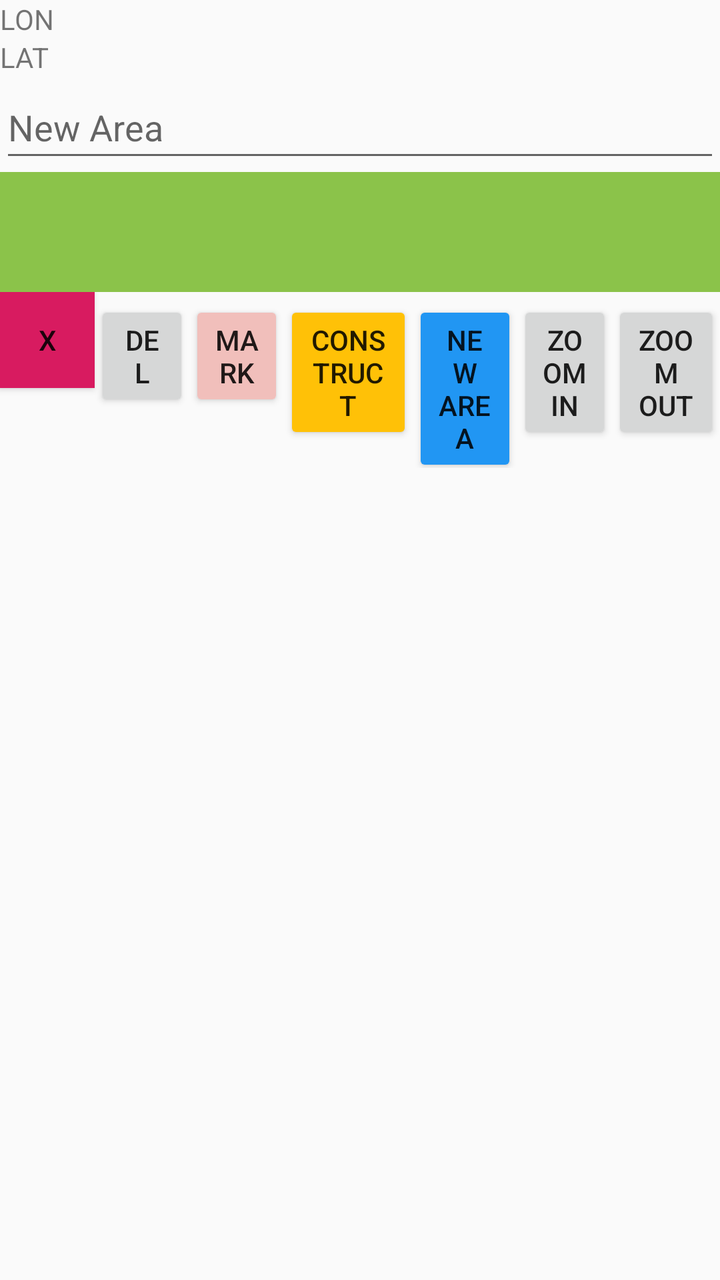
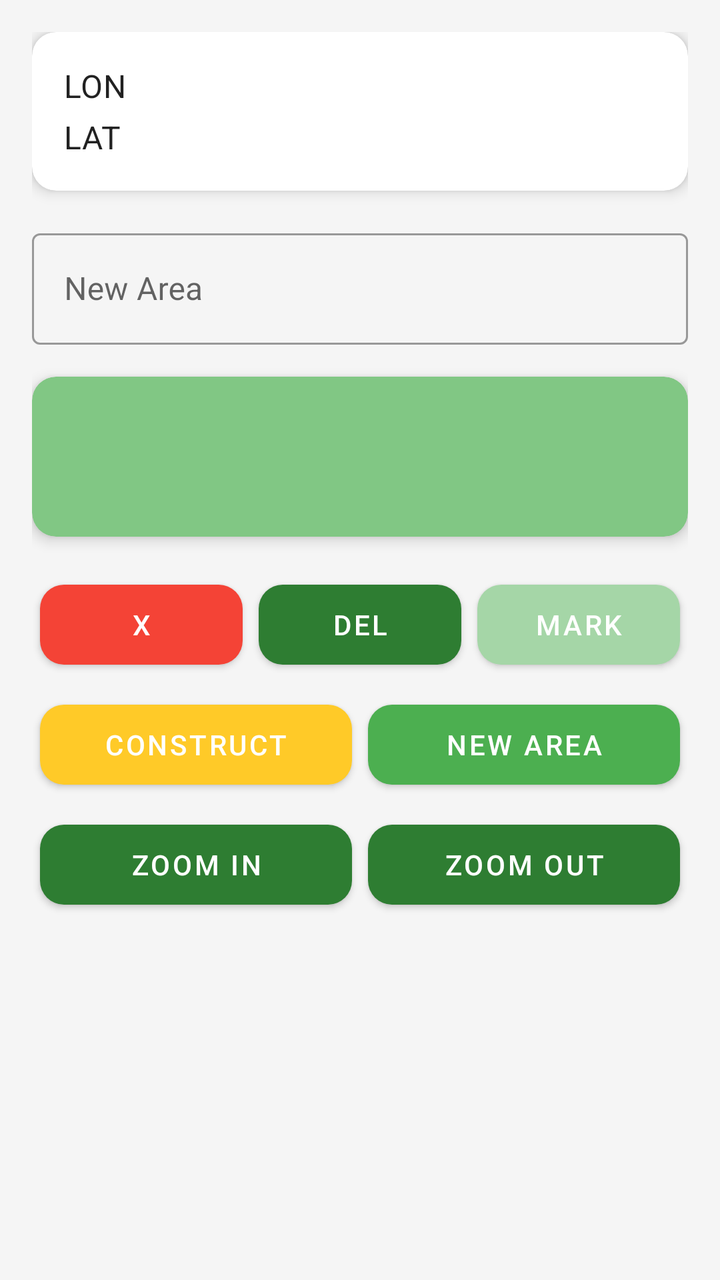

An Android layout rendered at two revisions. The XML below is the earlier revision; the diff shows what the commit changed to produce the second picture.
<!-- AndroidManifest.xml: application theme AppTheme -->
<!-- res/layout/bidr.xml -->
<?xml version="1.0" encoding="utf-8"?>
<LinearLayout xmlns:android="http://schemas.android.com/apk/res/android"
    xmlns:tools="http://schemas.android.com/tools"
    android:layout_width="match_parent"
    android:layout_height="match_parent"
    android:orientation="vertical">

  <TextView
      android:id="@+id/longitude"
      android:layout_width="match_parent"
      android:layout_height="wrap_content"
      android:text="@string/lon" />

  <TextView
      android:id="@+id/latitude"
      android:layout_width="match_parent"
      android:layout_height="wrap_content"
      android:text="@string/lat" />

  <EditText
      android:id="@+id/ed_area_name"
      android:layout_width="match_parent"
      android:layout_height="wrap_content"
      android:ems="10"
      android:hint="@string/new_area"
      android:importantForAutofill="no"
      android:inputType="textPersonName"
      android:minHeight="48dp"
      tools:ignore="LabelFor" />

  <TextView
      android:id="@+id/msg_window"
      android:layout_width="match_parent"
      android:layout_height="60dp"
      android:background="@color/colorMessages"
      android:textAlignment="center"
      android:textSize="36sp" />

  <LinearLayout
      android:layout_width="match_parent"
      android:layout_height="wrap_content"
      android:orientation="horizontal">

    <Button
        android:id="@+id/b_cancel"
        android:layout_width="wrap_content"
        android:layout_height="wrap_content"
        android:layout_weight="1"
        android:background="@color/colorAccent"
        android:text="X" />

    <Button
        android:id="@+id/b_delete"
        android:layout_width="wrap_content"
        android:layout_height="wrap_content"
        android:layout_weight="1"
        android:text="Del" />

    <Button
        android:id="@+id/b_mark"
        android:layout_width="wrap_content"
        android:layout_height="wrap_content"
        android:layout_weight="1"
        android:backgroundTint="@color/colorBtn3"
        android:text="@string/mark"
        tools:ignore="ButtonStyle" />

    <Button
        android:id="@+id/b_construct"
        android:layout_width="wrap_content"
        android:layout_height="wrap_content"
        android:layout_weight="1"
        android:backgroundTint="@color/colorBtn1"
        android:text="@string/construct"
        tools:ignore="ButtonStyle" />

    <Button
        android:id="@+id/b_new"
        android:layout_width="wrap_content"
        android:layout_height="wrap_content"
        android:layout_weight="1"
        android:backgroundTint="@color/colorBtn2"
        android:text="@string/new_area"
        tools:ignore="ButtonStyle" />

    <Button
        android:id="@+id/zoom_in"
        android:layout_width="wrap_content"
        android:layout_height="wrap_content"
        android:layout_weight="1"
        android:text="@string/str_zoom_in"
        android:visibility="visible" />

    <Button
        android:id="@+id/zoom_out"
        android:layout_width="wrap_content"
        android:layout_height="wrap_content"
        android:layout_weight="1"
        android:text="@string/str_zoom_out"
        android:visibility="visible" />

  </LinearLayout>

  <LinearLayout
      android:id="@+id/test_buttons"
      android:layout_width="match_parent"
      android:layout_height="wrap_content"
      android:orientation="horizontal"
      android:visibility="gone">

    <Button
        android:id="@+id/test_left"
        android:layout_width="wrap_content"
        android:layout_height="wrap_content"
        android:layout_weight="1"
        android:text="Left" />

    <Button
        android:id="@+id/test_up"
        android:layout_width="wrap_content"
        android:layout_height="wrap_content"
        android:layout_weight="1"
        android:text="Up" />

    <Button
        android:id="@+id/test_down"
        android:layout_width="wrap_content"
        android:layout_height="wrap_content"
        android:layout_weight="1"
        android:text="Down" />

    <Button
        android:id="@+id/test_right"
        android:layout_width="wrap_content"
        android:layout_height="wrap_content"
        android:layout_weight="1"
        android:text="Right" />
  </LinearLayout>

  <LinearLayout
      android:id="@+id/precise_navigation"
      android:layout_width="match_parent"
      android:layout_height="match_parent"
      android:orientation="horizontal"
      android:visibility="gone">

    <Button
        android:id="@+id/b_precise"
        android:layout_width="wrap_content"
        android:layout_height="wrap_content"
        android:layout_weight="1"
        android:text="@string/start" />
  </LinearLayout>

</LinearLayout>
<!-- resources referenced by this layout -->
<resources>
  <color name="colorAccent">#D81B60</color>
  <color name="colorBtn1">#FFC107</color>
  <color name="colorBtn2">#2196F3</color>
  <color name="colorBtn3">#F1BFBB</color>
  <color name="colorMessages">#8BC34A</color>
  <string name="construct">CONSTRUCT</string>
  <string name="lat">LAT</string>
  <string name="lon">LON</string>
  <string name="mark">MARK</string>
  <string name="new_area">New Area</string>
  <string name="start">start</string>
  <string name="str_zoom_in">zoom in</string>
  <string name="str_zoom_out">zoom out</string>
  <style name="AppTheme" parent="Theme.AppCompat.Light.DarkActionBar">
      
      <item name="colorPrimary">@color/colorPrimary</item>
      <item name="colorPrimaryDark">@color/colorPrimaryDark</item>
      <item name="colorAccent">@color/colorAccent</item>
    </style>
  <color name="colorPrimary">#008577</color>
  <color name="colorPrimaryDark">#00574B</color>
</resources>

<!-- the commit's change to res/layout/bidr.xml (unified diff, before → after) -->
@@ -1,155 +1,241 @@
 <?xml version="1.0" encoding="utf-8"?>
-<LinearLayout xmlns:android="http://schemas.android.com/apk/res/android"
+<androidx.constraintlayout.widget.ConstraintLayout xmlns:android="http://schemas.android.com/apk/res/android"
+    xmlns:app="http://schemas.android.com/apk/res-auto"
     xmlns:tools="http://schemas.android.com/tools"
     android:layout_width="match_parent"
     android:layout_height="match_parent"
-    android:orientation="vertical">
-
-  <TextView
-      android:id="@+id/longitude"
-      android:layout_width="match_parent"
-      android:layout_height="wrap_content"
-      android:text="@string/lon" />
-
-  <TextView
-      android:id="@+id/latitude"
-      android:layout_width="match_parent"
-      android:layout_height="wrap_content"
-      android:text="@string/lat" />
-
-  <EditText
-      android:id="@+id/ed_area_name"
-      android:layout_width="match_parent"
-      android:layout_height="wrap_content"
-      android:ems="10"
-      android:hint="@string/new_area"
-      android:importantForAutofill="no"
-      android:inputType="textPersonName"
-      android:minHeight="48dp"
-      tools:ignore="LabelFor" />
-
-  <TextView
-      android:id="@+id/msg_window"
-      android:layout_width="match_parent"
-      android:layout_height="60dp"
-      android:background="@color/colorMessages"
-      android:textAlignment="center"
-      android:textSize="36sp" />
-
-  <LinearLayout
-      android:layout_width="match_parent"
-      android:layout_height="wrap_content"
-      android:orientation="horizontal">
-
-    <Button
-        android:id="@+id/b_cancel"
-        android:layout_width="wrap_content"
-        android:layout_height="wrap_content"
-        android:layout_weight="1"
-        android:background="@color/colorAccent"
-        android:text="X" />
-
-    <Button
-        android:id="@+id/b_delete"
-        android:layout_width="wrap_content"
-        android:layout_height="wrap_content"
-        android:layout_weight="1"
-        android:text="Del" />
-
-    <Button
-        android:id="@+id/b_mark"
-        android:layout_width="wrap_content"
-        android:layout_height="wrap_content"
-        android:layout_weight="1"
-        android:backgroundTint="@color/colorBtn3"
-        android:text="@string/mark"
-        tools:ignore="ButtonStyle" />
-
-    <Button
-        android:id="@+id/b_construct"
-        android:layout_width="wrap_content"
-        android:layout_height="wrap_content"
-        android:layout_weight="1"
-        android:backgroundTint="@color/colorBtn1"
-        android:text="@string/construct"
-        tools:ignore="ButtonStyle" />
-
-    <Button
-        android:id="@+id/b_new"
-        android:layout_width="wrap_content"
-        android:layout_height="wrap_content"
-        android:layout_weight="1"
-        android:backgroundTint="@color/colorBtn2"
-        android:text="@string/new_area"
-        tools:ignore="ButtonStyle" />
-
-    <Button
-        android:id="@+id/zoom_in"
-        android:layout_width="wrap_content"
-        android:layout_height="wrap_content"
-        android:layout_weight="1"
-        android:text="@string/str_zoom_in"
-        android:visibility="visible" />
-
-    <Button
-        android:id="@+id/zoom_out"
-        android:layout_width="wrap_content"
-        android:layout_height="wrap_content"
-        android:layout_weight="1"
-        android:text="@string/str_zoom_out"
-        android:visibility="visible" />
-
-  </LinearLayout>
-
-  <LinearLayout
-      android:id="@+id/test_buttons"
-      android:layout_width="match_parent"
-      android:layout_height="wrap_content"
-      android:orientation="horizontal"
-      android:visibility="gone">
-
-    <Button
-        android:id="@+id/test_left"
-        android:layout_width="wrap_content"
-        android:layout_height="wrap_content"
-        android:layout_weight="1"
-        android:text="Left" />
-
-    <Button
-        android:id="@+id/test_up"
-        android:layout_width="wrap_content"
-        android:layout_height="wrap_content"
-        android:layout_weight="1"
-        android:text="Up" />
-
-    <Button
-        android:id="@+id/test_down"
-        android:layout_width="wrap_content"
-        android:layout_height="wrap_content"
-        android:layout_weight="1"
-        android:text="Down" />
-
-    <Button
-        android:id="@+id/test_right"
-        android:layout_width="wrap_content"
-        android:layout_height="wrap_content"
-        android:layout_weight="1"
-        android:text="Right" />
-  </LinearLayout>
-
-  <LinearLayout
-      android:id="@+id/precise_navigation"
-      android:layout_width="match_parent"
-      android:layout_height="match_parent"
-      android:orientation="horizontal"
-      android:visibility="gone">
-
-    <Button
-        android:id="@+id/b_precise"
-        android:layout_width="wrap_content"
-        android:layout_height="wrap_content"
-        android:layout_weight="1"
-        android:text="@string/start" />
-  </LinearLayout>
-
-</LinearLayout>
+    android:background="@color/backgroundColor"
+    android:padding="16dp">
+
+    <com.google.android.material.card.MaterialCardView
+        android:id="@+id/status_card"
+        android:layout_width="0dp"
+        android:layout_height="wrap_content"
+        app:cardCornerRadius="12dp"
+        app:cardElevation="4dp"
+        app:layout_constraintEnd_toEndOf="parent"
+        app:layout_constraintStart_toStartOf="parent"
+        app:layout_constraintTop_toTopOf="parent">
+
+        <LinearLayout
+            android:layout_width="match_parent"
+            android:layout_height="wrap_content"
+            android:orientation="vertical"
+            android:padding="16dp">
+
+            <TextView
+                android:id="@+id/longitude"
+                android:layout_width="match_parent"
+                android:layout_height="wrap_content"
+                android:text="@string/lon"
+                android:textAppearance="?attr/textAppearanceSubtitle1" />
+
+            <TextView
+                android:id="@+id/latitude"
+                android:layout_width="match_parent"
+                android:layout_height="wrap_content"
+                android:layout_marginTop="4dp"
+                android:text="@string/lat"
+                android:textAppearance="?attr/textAppearanceSubtitle1" />
+        </LinearLayout>
+    </com.google.android.material.card.MaterialCardView>
+
+    <com.google.android.material.textfield.TextInputLayout
+        android:id="@+id/area_name_layout"
+        style="@style/Widget.MaterialComponents.TextInputLayout.OutlinedBox"
+        android:layout_width="0dp"
+        android:layout_height="wrap_content"
+        android:layout_marginTop="16dp"
+        android:hint="@string/new_area"
+        app:layout_constraintEnd_toEndOf="parent"
+        app:layout_constraintStart_toStartOf="parent"
+        app:layout_constraintTop_toBottomOf="@id/status_card">
+
+        <com.google.android.material.textfield.TextInputEditText
+            android:id="@+id/ed_area_name"
+            android:layout_width="match_parent"
+            android:layout_height="wrap_content"
+            android:inputType="textPersonName" />
+    </com.google.android.material.textfield.TextInputLayout>
+
+    <com.google.android.material.card.MaterialCardView
+        android:id="@+id/msg_window_card"
+        android:layout_width="0dp"
+        android:layout_height="wrap_content"
+        android:layout_marginTop="16dp"
+        app:cardBackgroundColor="@color/colorMessages"
+        app:cardCornerRadius="12dp"
+        app:cardElevation="4dp"
+        app:layout_constraintEnd_toEndOf="parent"
+        app:layout_constraintStart_toStartOf="parent"
+        app:layout_constraintTop_toBottomOf="@id/area_name_layout">
+
+        <TextView
+            android:id="@+id/msg_window"
+            android:layout_width="match_parent"
+            android:layout_height="wrap_content"
+            android:minHeight="80dp"
+            android:gravity="center"
+            android:padding="16dp"
+            android:textColor="@android:color/white"
+            android:textSize="22sp"
+            android:textStyle="bold" />
+    </com.google.android.material.card.MaterialCardView>
+
+    <LinearLayout
+        android:id="@+id/button_grid"
+        android:layout_width="0dp"
+        android:layout_height="wrap_content"
+        android:layout_marginTop="16dp"
+        android:orientation="vertical"
+        app:layout_constraintEnd_toEndOf="parent"
+        app:layout_constraintStart_toStartOf="parent"
+        app:layout_constraintTop_toBottomOf="@id/msg_window_card">
+
+        <LinearLayout
+            android:layout_width="match_parent"
+            android:layout_height="wrap_content"
+            android:orientation="horizontal">
+
+            <com.google.android.material.button.MaterialButton
+                android:id="@+id/b_cancel"
+                style="@style/RoundedButton"
+                android:layout_width="0dp"
+                android:layout_height="wrap_content"
+                android:layout_weight="1"
+                android:layout_margin="4dp"
+                android:text="X"
+                app:backgroundTint="@color/colorRead" />
+
+            <com.google.android.material.button.MaterialButton
+                android:id="@+id/b_delete"
+                style="@style/RoundedButton"
+                android:layout_width="0dp"
+                android:layout_height="wrap_content"
+                android:layout_weight="1"
+                android:layout_margin="4dp"
+                android:text="Del" />
+
+            <com.google.android.material.button.MaterialButton
+                android:id="@+id/b_mark"
+                style="@style/RoundedButton"
+                android:layout_width="0dp"
+                android:layout_height="wrap_content"
+                android:layout_weight="1"
+                android:layout_margin="4dp"
+                android:text="@string/mark"
+                app:backgroundTint="@color/colorBtn3" />
+        </LinearLayout>
+
+        <LinearLayout
+            android:layout_width="match_parent"
+            android:layout_height="wrap_content"
+            android:layout_marginTop="4dp"
+            android:orientation="horizontal">
+
+            <com.google.android.material.button.MaterialButton
+                android:id="@+id/b_construct"
+                style="@style/RoundedButton"
+                android:layout_width="0dp"
+                android:layout_height="wrap_content"
+                android:layout_weight="1"
+                android:layout_margin="4dp"
+                android:text="@string/construct"
+                app:backgroundTint="@color/colorBtn1" />
+
+            <com.google.android.material.button.MaterialButton
+                android:id="@+id/b_new"
+                style="@style/RoundedButton"
+                android:layout_width="0dp"
+                android:layout_height="wrap_content"
+                android:layout_weight="1"
+                android:layout_margin="4dp"
+                android:text="@string/new_area"
+                app:backgroundTint="@color/colorBtn2" />
+        </LinearLayout>
+
+        <LinearLayout
+            android:layout_width="match_parent"
+            android:layout_height="wrap_content"
+            android:layout_marginTop="4dp"
+            android:orientation="horizontal">
+
+            <com.google.android.material.button.MaterialButton
+                android:id="@+id/zoom_in"
+                style="@style/RoundedButton"
+                android:layout_width="0dp"
+                android:layout_height="wrap_content"
+                android:layout_weight="1"
+                android:layout_margin="4dp"
+                android:text="@string/str_zoom_in" />
+
+            <com.google.android.material.button.MaterialButton
+                android:id="@+id/zoom_out"
+                style="@style/RoundedButton"
+                android:layout_width="0dp"
+                android:layout_height="wrap_content"
+                android:layout_weight="1"
+                android:layout_margin="4dp"
+                android:text="@string/str_zoom_out" />
+        </LinearLayout>
+    </LinearLayout>
+
+    <LinearLayout
+        android:id="@+id/test_buttons"
+        android:layout_width="0dp"
+        android:layout_height="wrap_content"
+        android:layout_marginTop="8dp"
+        android:orientation="horizontal"
+        android:visibility="gone"
+        app:layout_constraintEnd_toEndOf="parent"
+        app:layout_constraintStart_toStartOf="parent"
+        app:layout_constraintTop_toBottomOf="@id/button_grid">
+
+        <Button
+            android:id="@+id/test_left"
+            android:layout_width="0dp"
+            android:layout_height="wrap_content"
+            android:layout_weight="1"
+            android:text="Left" />
+
+        <Button
+            android:id="@+id/test_up"
+            android:layout_width="0dp"
+            android:layout_height="wrap_content"
+            android:layout_weight="1"
+            android:text="Up" />
+
+        <Button
+            android:id="@+id/test_down"
+            android:layout_width="0dp"
+            android:layout_height="wrap_content"
+            android:layout_weight="1"
+            android:text="Down" />
+
+        <Button
+            android:id="@+id/test_right"
+            android:layout_width="0dp"
+            android:layout_height="wrap_content"
+            android:layout_weight="1"
+            android:text="Right" />
+    </LinearLayout>
+
+    <FrameLayout
+        android:id="@+id/precise_navigation"
+        android:layout_width="0dp"
+        android:layout_height="wrap_content"
+        android:layout_marginTop="8dp"
+        android:visibility="gone"
+        app:layout_constraintEnd_toEndOf="parent"
+        app:layout_constraintStart_toStartOf="parent"
+        app:layout_constraintTop_toBottomOf="@id/test_buttons">
+
+        <com.google.android.material.button.MaterialButton
+            android:id="@+id/b_precise"
+            style="@style/RoundedButton"
+            android:layout_width="match_parent"
+            android:layout_height="wrap_content"
+            android:text="@string/start" />
+    </FrameLayout>
+
+</androidx.constraintlayout.widget.ConstraintLayout>
<!-- resource entries referenced after the edit -->
@@ -1,10 +1,11 @@
 <!-- resources referenced by this layout -->
 <resources>
-  <color name="colorAccent">#D81B60</color>
-  <color name="colorBtn1">#FFC107</color>
-  <color name="colorBtn2">#2196F3</color>
-  <color name="colorBtn3">#F1BFBB</color>
-  <color name="colorMessages">#8BC34A</color>
+  <color name="backgroundColor">#F5F5F5</color>
+  <color name="colorBtn1">#FFCA28</color>
+  <color name="colorBtn2">#4CAF50</color>
+  <color name="colorBtn3">#A5D6A7</color>
+  <color name="colorMessages">#81C784</color>
+  <color name="colorRead">#F44336</color>
   <string name="construct">CONSTRUCT</string>
   <string name="lat">LAT</string>
   <string name="lon">LON</string>
@@ -13,13 +14,32 @@
   <string name="start">start</string>
   <string name="str_zoom_in">zoom in</string>
   <string name="str_zoom_out">zoom out</string>
-  <style name="AppTheme" parent="Theme.AppCompat.Light.DarkActionBar">
-      
-      <item name="colorPrimary">@color/colorPrimary</item>
-      <item name="colorPrimaryDark">@color/colorPrimaryDark</item>
-      <item name="colorAccent">@color/colorAccent</item>
-    </style>
-  <color name="colorPrimary">#008577</color>
-  <color name="colorPrimaryDark">#00574B</color>
+  <style name="RoundedButton" parent="Widget.MaterialComponents.Button">
+          <item name="shapeAppearanceOverlay">@style/ShapeAppearance.App.SmallComponent</item>
+          <item name="android:insetTop">4dp</item>
+          <item name="android:insetBottom">4dp</item>
+      </style>
+  <style name="AppTheme" parent="Theme.MaterialComponents.Light.DarkActionBar">
+          
+          <item name="colorPrimary">@color/colorPrimary</item>
+          <item name="colorPrimaryVariant">@color/colorPrimaryDark</item>
+          <item name="colorOnPrimary">@color/colorOnPrimary</item>
+          
+          <item name="colorSecondary">@color/colorSecondary</item>
+          <item name="colorSecondaryVariant">@color/colorPrimary</item>
+          <item name="colorOnSecondary">@color/colorOnSecondary</item>
+          
+          <item name="android:statusBarColor" tools:targetApi="l">?attr/colorPrimaryVariant</item>
+          
+      </style>
+  <style name="ShapeAppearance.App.SmallComponent" parent="ShapeAppearance.MaterialComponents.SmallComponent">
+          <item name="cornerFamily">rounded</item>
+          <item name="cornerSize">12dp</item>
+      </style>
+  <color name="colorPrimary">#2E7D32</color>
+  <color name="colorPrimaryDark">#1B5E20</color>
+  <color name="colorOnPrimary">#FFFFFF</color>
+  <color name="colorSecondary">#81C784</color>
+  <color name="colorOnSecondary">#000000</color>
 </resources>
 
